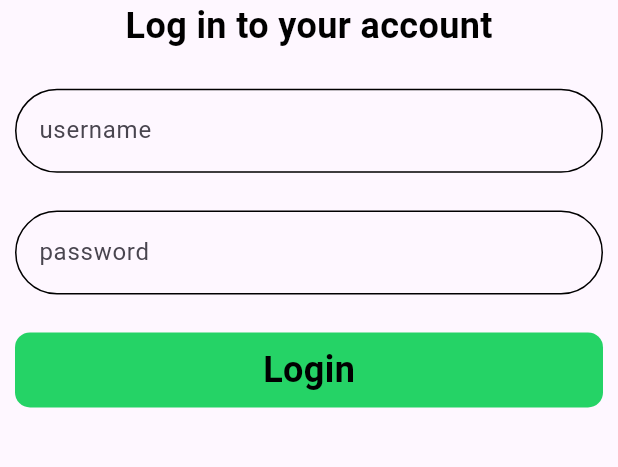
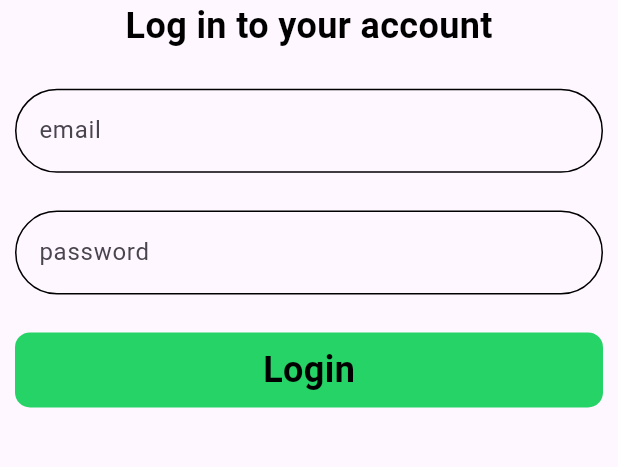
Before and after one commit to AshrafSholok/Chat_app, a Flutter app: the screen it shows after launch, on a phone screen of 412 x 824 dp, the part 375-842 px from its top. Run offline on Flutter 3.47's test engine with Material 3 defaults, Android fonts, the phone set to English and light mode, and no system bars.

Commit message:
change username to email

```diff
--- a/lib/features/auth/presentation/views/login_view.dart
+++ b/lib/features/auth/presentation/views/login_view.dart
@@ -28,7 +28,7 @@ class LoginView extends StatelessWidget {
                 const Spacer(
                   flex: 1,
                 ),
-                CustomTextField(hintText: 'username'),
+                CustomTextField(hintText: 'email'),
                 const Spacer(
                   flex: 1,
                 ),
```
